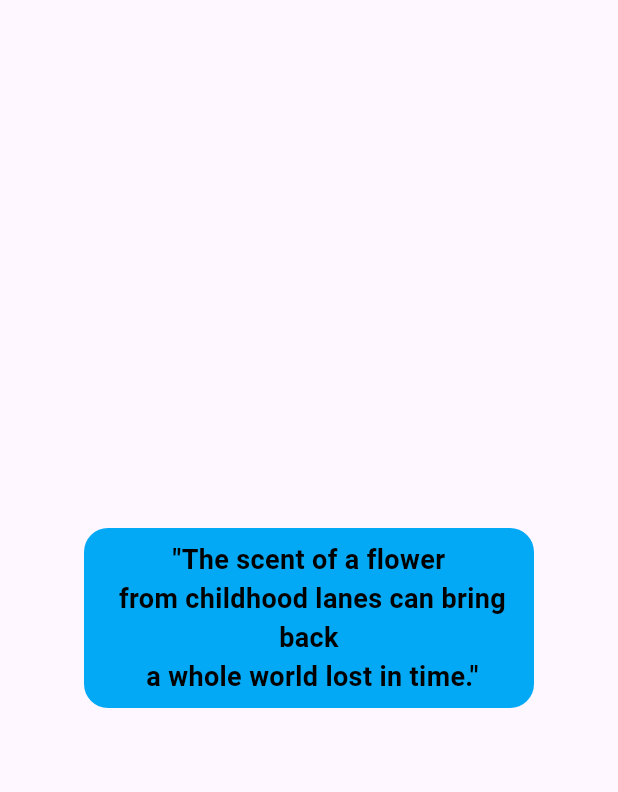
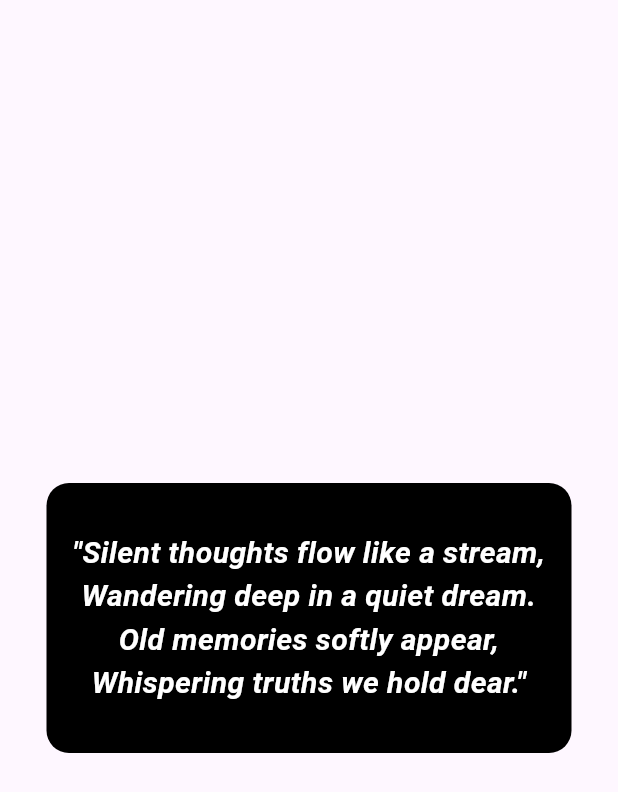
Before and after one commit to Nipa-S-055/flutter_assignment_6, a Flutter app: the poem screen opened directly, on a phone screen of 412 x 824 dp. Shown: the top 792 px of the screen. Run offline on Flutter 3.47's test engine with Material 3 defaults, Android fonts, the phone set to English and light mode, and no system bars.

Commit message:
first commit

```diff
--- a/lib/a2_task2.dart
+++ b/lib/a2_task2.dart
@@ -33,22 +33,22 @@ class poem extends StatelessWidget
       (
       child: Container
         (
-          width: 300,
-          height: 120,
+          width: 350,
+          height: 180,
           decoration: BoxDecoration
           (
-            color: Colors.lightBlue,
-            borderRadius: BorderRadius.circular(16),
+            color: Colors.black,
+            borderRadius: BorderRadius.circular(15),
           ),
             child: Center(
           child:Text
           (
-            '"The scent of a flower\n from childhood lanes can bring back\n a whole world lost in time."',
+            '"Silent thoughts flow like a stream,\nWandering deep in a quiet dream.\nOld memories softly appear,\nWhispering truths we hold dear."',
               style: TextStyle
               (
-                fontSize: 18,
-                fontStyle: FontStyle.normal,
-                color: Colors.black,
+                fontSize: 20,
+                fontStyle: FontStyle.italic,
+                color: Colors.white,
                 fontWeight: FontWeight.bold,
               ),
             textAlign: TextAlign.center,
```
Also changed, not shown: lib/a1_task1.dart (+7 -7 lines), 1 other file.
